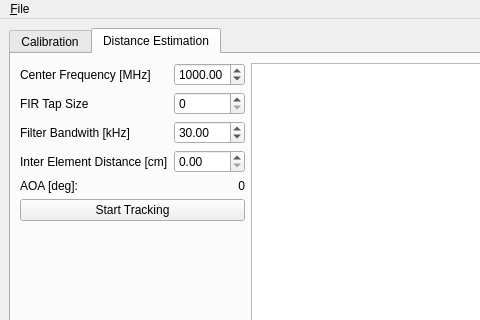
Qt form _GUI/SDR_People_Tracker.ui (yacinbm/kerberossdr) before a commit; both pictures show x 0 to 480 and y 0 to 320 of the 1083 by 738 pixel window.
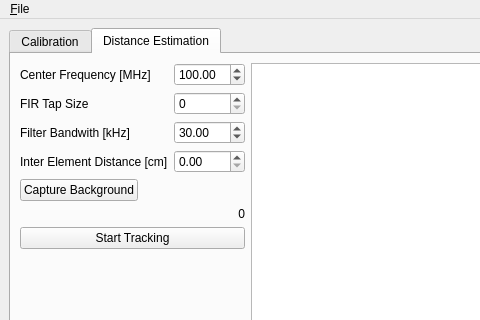
The same form after that commit.

Patch:
```diff
--- a/_GUI/SDR_People_Tracker.ui
+++ b/_GUI/SDR_People_Tracker.ui
@@ -135,7 +135,7 @@
              <double>1750.000000000000000</double>
             </property>
             <property name="value">
-             <double>1000.000000000000000</double>
+             <double>100.000000000000000</double>
             </property>
            </widget>
           </item>
@@ -184,13 +184,6 @@
             </property>
            </widget>
           </item>
-          <item row="5" column="0">
-           <widget class="QLabel" name="label_5">
-            <property name="text">
-             <string>AOA [deg]:</string>
-            </property>
-           </widget>
-          </item>
           <item row="5" column="1">
            <widget class="QLabel" name="labelAOA">
             <property name="text">
@@ -208,6 +201,13 @@
             </property>
            </widget>
           </item>
+          <item row="4" column="0">
+           <widget class="QPushButton" name="btnCapBkgrnd">
+            <property name="text">
+             <string>Capture Background</string>
+            </property>
+           </widget>
+          </item>
          </layout>
         </item>
        </layout>
```
